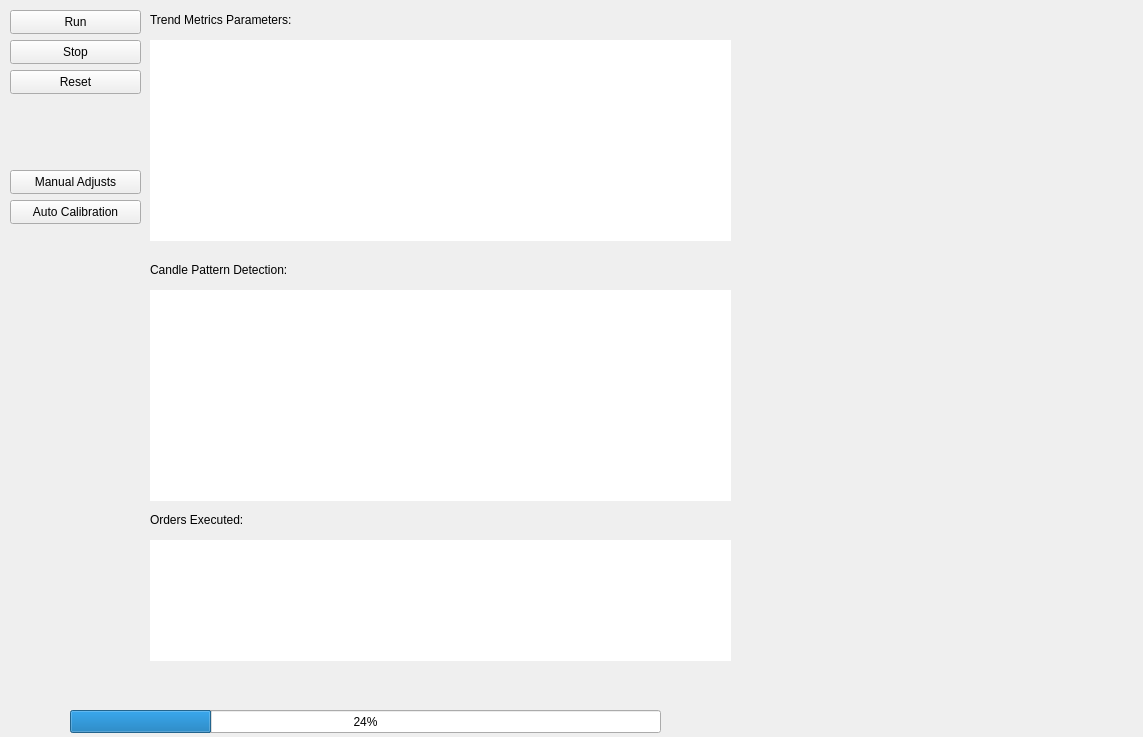
Above: market-analyzer/frontend/interface.ui from joaomalho/Taurus before the change. Below: the same form after it.
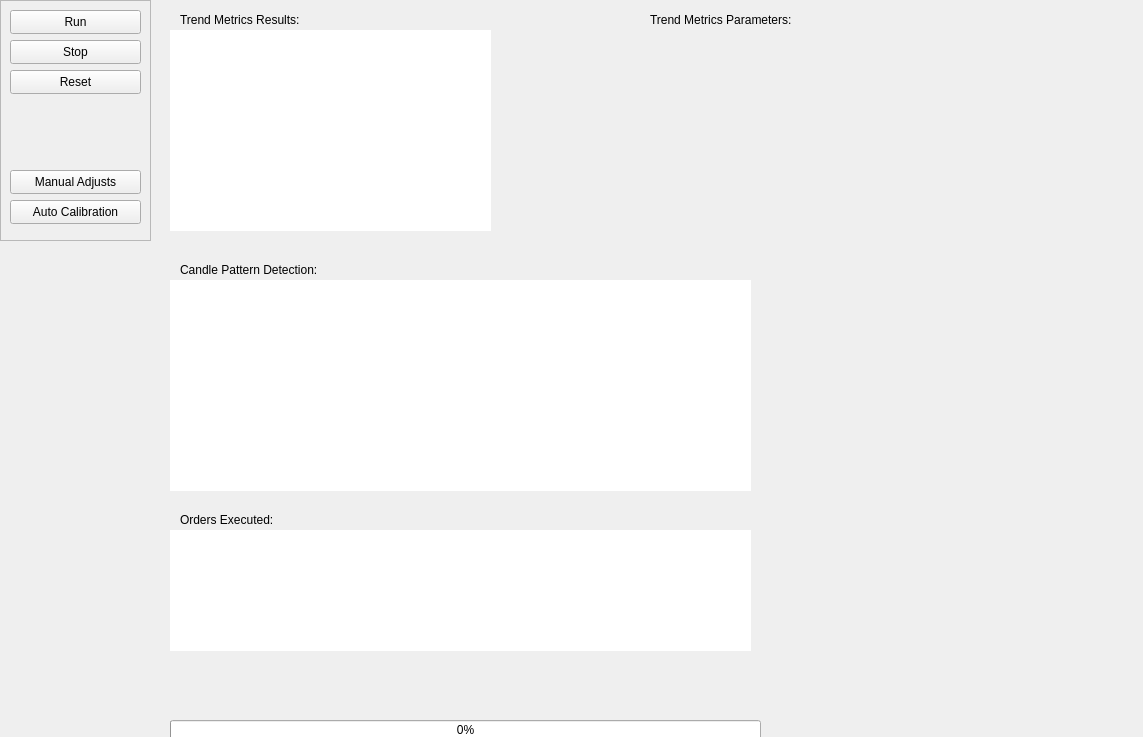
That is the form after the change. Icons and pictures are not drawn.

The edit to the form file:
```diff
--- a/market-analyzer/frontend/interface.ui
+++ b/market-analyzer/frontend/interface.ui
@@ -116,9 +116,9 @@
    <widget class="QTableWidget" name="tableWidget">
     <property name="geometry">
      <rect>
-      <x>150</x>
-      <y>40</y>
-      <width>581</width>
+      <x>170</x>
+      <y>30</y>
+      <width>321</width>
       <height>201</height>
      </rect>
     </property>
@@ -135,8 +135,8 @@
    <widget class="QTableWidget" name="tableWidget_2">
     <property name="geometry">
      <rect>
-      <x>150</x>
-      <y>290</y>
+      <x>170</x>
+      <y>280</y>
       <width>581</width>
       <height>211</height>
      </rect>
@@ -148,8 +148,8 @@
    <widget class="QTableWidget" name="tableWidget_3">
     <property name="geometry">
      <rect>
-      <x>150</x>
-      <y>540</y>
+      <x>170</x>
+      <y>530</y>
       <width>581</width>
       <height>121</height>
      </rect>
@@ -164,33 +164,33 @@
     </property>
     <property name="geometry">
      <rect>
-      <x>70</x>
-      <y>710</y>
+      <x>170</x>
+      <y>720</y>
       <width>591</width>
-      <height>23</height>
+      <height>20</height>
      </rect>
     </property>
     <property name="value">
-     <number>24</number>
+     <number>0</number>
     </property>
    </widget>
    <widget class="QLabel" name="label">
     <property name="geometry">
      <rect>
-      <x>150</x>
+      <x>180</x>
       <y>10</y>
       <width>151</width>
       <height>20</height>
      </rect>
     </property>
     <property name="text">
-     <string>Trend Metrics Parameters:</string>
+     <string>Trend Metrics Results:</string>
     </property>
    </widget>
    <widget class="QLabel" name="label_2">
     <property name="geometry">
      <rect>
-      <x>150</x>
+      <x>180</x>
       <y>260</y>
       <width>151</width>
       <height>20</height>
@@ -203,7 +203,7 @@
    <widget class="QLabel" name="label_3">
     <property name="geometry">
      <rect>
-      <x>150</x>
+      <x>180</x>
       <y>510</y>
       <width>151</width>
       <height>20</height>
@@ -213,11 +213,11 @@
      <string>Orders Executed:</string>
     </property>
    </widget>
-   <widget class="QLabel" name="label_4">
+   <widget class="QLabel" name="label_loading">
     <property name="geometry">
      <rect>
-      <x>70</x>
-      <y>680</y>
+      <x>170</x>
+      <y>690</y>
       <width>521</width>
       <height>41</height>
      </rect>
@@ -226,6 +226,65 @@
      <string/>
     </property>
    </widget>
+   <widget class="QFrame" name="frame">
+    <property name="geometry">
+     <rect>
+      <x>0</x>
+      <y>0</y>
+      <width>151</width>
+      <height>241</height>
+     </rect>
+    </property>
+    <property name="autoFillBackground">
+     <bool>false</bool>
+    </property>
+    <property name="styleSheet">
+     <string notr="true"/>
+    </property>
+    <property name="inputMethodHints">
+     <set>Qt::InputMethodHint::ImhNone</set>
+    </property>
+    <property name="frameShape">
+     <enum>QFrame::Shape::StyledPanel</enum>
+    </property>
+    <property name="frameShadow">
+     <enum>QFrame::Shadow::Sunken</enum>
+    </property>
+    <property name="lineWidth">
+     <number>8</number>
+    </property>
+    <property name="midLineWidth">
+     <number>5</number>
+    </property>
+   </widget>
+   <widget class="QLabel" name="label_4">
+    <property name="geometry">
+     <rect>
+      <x>650</x>
+      <y>10</y>
+      <width>151</width>
+      <height>20</height>
+     </rect>
+    </property>
+    <property name="text">
+     <string>Trend Metrics Parameters:</string>
+    </property>
+   </widget>
+   <zorder>frame</zorder>
+   <zorder>pushButton_run</zorder>
+   <zorder>pushButton_stop</zorder>
+   <zorder>pushButton_reset</zorder>
+   <zorder>pushButton_manualAdj</zorder>
+   <zorder>pushButton_autoCali</zorder>
+   <zorder>tableWidget_trendMetrics</zorder>
+   <zorder>tableWidget_candlePat</zorder>
+   <zorder>tableWidget_orderEx</zorder>
+   <zorder>progressBar_main</zorder>
+   <zorder>label</zorder>
+   <zorder>label_2</zorder>
+   <zorder>label_3</zorder>
+   <zorder>label_loading</zorder>
+   <zorder>label_4</zorder>
   </widget>
  </widget>
  <resources/>
```
Left out of the diff: 27 changed lines with no effect on the pictures.
